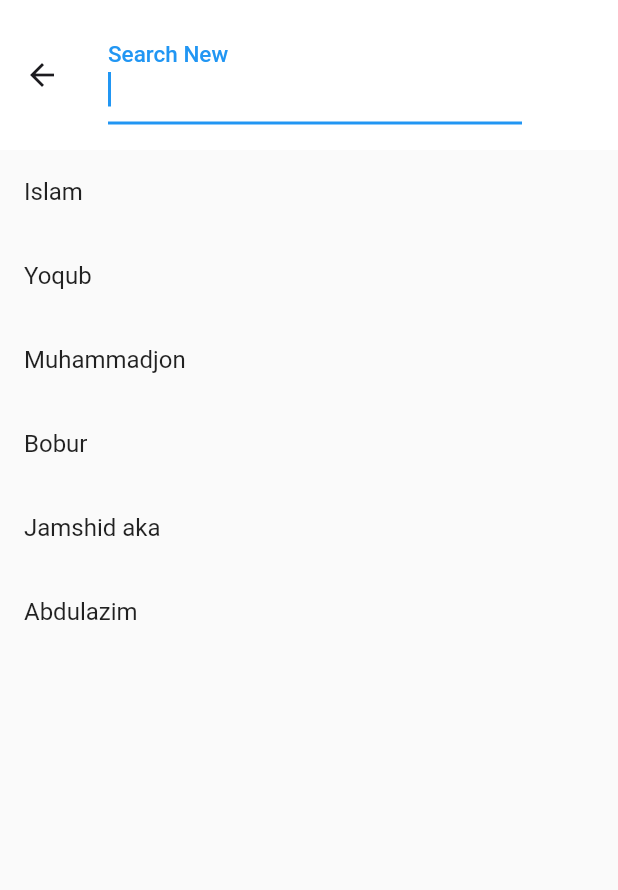
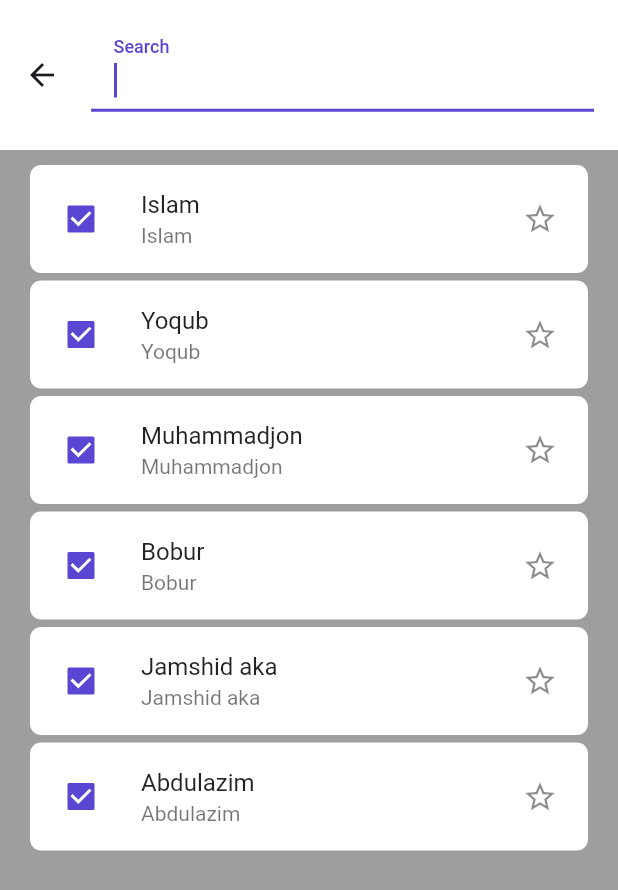
Before and after one commit to Nasibali144/todo_app, a Flutter app: the screen it shows after launch, after a tap on the "search" icon, on a phone screen of 412 x 824 dp. Shown: the top 890 px of the screen. Run offline on Flutter 3.47's test engine with Material 2 defaults, Android fonts, the phone set to English and light mode, and no system bars; our stand-ins replace lottie; missing offline and left inert: dart:ffi; accounts and stored records are empty.

Commit message:
Project ToDo: 10.06.22

```diff
--- a/lib/screens/search_screen.dart
+++ b/lib/screens/search_screen.dart
@@ -1,3 +1,6 @@
+import 'dart:ffi';
+
+import 'package:flutter/cupertino.dart';
 import 'package:flutter/material.dart';
 import 'package:todo_app/services/theme_service.dart';
 import 'package:todo_app/views/search_view.dart';
@@ -5,13 +8,7 @@ import 'package:todo_app/views/search_view.dart';
 class SearchScreen extends SearchDelegateCustom {
 
   SearchScreen() : super(
-    searchFieldLabel: "Search New",
-    // searchFieldStyle: ThemeService.textStyleSearch(),
-    searchFieldDecorationTheme: InputDecorationTheme(
-      labelStyle: ThemeService.textStyleSearch(),
-        floatingLabelBehavior: FloatingLabelBehavior.always,
-      floatingLabelStyle: ThemeService.textStyleSearch(),
-    ),
+    searchFieldLabel: "Search",
   );
 
   List<String> searchResults = [
@@ -24,15 +21,14 @@ class SearchScreen extends SearchDelegateCustom {
   ];
 
   @override
-  List<Widget>? buildActions(BuildContext context) {
-    return [
-      IconButton(
+  Widget? buildActions(BuildContext context) {
+    return IconButton(
+      color: ThemeService.colorBlack,
         onPressed: () {
           query = '';
         },
-        icon: const Icon(Icons.cancel),
-      ),
-    ];
+        icon: const Icon(CupertinoIcons.xmark,),
+      );
   }
 
   @override
@@ -42,6 +38,7 @@ class SearchScreen extends SearchDelegateCustom {
         Icons.arrow_back,
         color: ThemeService.colorBlack,
       ),
+      padding: EdgeInsets.zero,
       onPressed: () {
         Navigator.pop(context);
       },
@@ -51,11 +48,26 @@ class SearchScreen extends SearchDelegateCustom {
   @override
   Widget buildResults(BuildContext context) {
     appBarTheme(context);
+    List<String> suggestions = searchResults.where(
+          (element) {
+        final result = element.toLowerCase();
+        final input = query.toLowerCase();
+        return result.contains(input);
+      },
+    ).toList();
 
     return Center(
-      child: Text(
+      child: suggestions.isNotEmpty ?  Text(
         query,
         style: const TextStyle(fontSize: 64, fontWeight: FontWeight.bold),
+      ) : Column(
+        mainAxisSize: MainAxisSize.max,
+        mainAxisAlignment: MainAxisAlignment.center,
+        children: [
+          Text("Task not found", style: TextStyle(fontSize: 22, fontFamily: "Roboto", color: ThemeService.colorSubtitle),),
+          SizedBox(height: 10,),
+          Text("We searched high and low but couldn't find\nwhat you're looking for", style: TextStyle(fontSize: 14, fontFamily: "Roboto", color: ThemeService.colorSubtitle, fontWeight: FontWeight.w500, wordSpacing: 2.5), textAlign: TextAlign.center,)
+        ],
       ),
     );
   }
@@ -70,14 +82,30 @@ class SearchScreen extends SearchDelegateCustom {
       },
     ).toList();
     return ListView.builder(
+
         itemCount: suggestions.length,
+        padding: EdgeInsets.symmetric(vertical: 5),
         itemBuilder: (context, index) {
           final suggestion = suggestions[index];
-          return ListTile(
-            title: Text(suggestion),
-            onTap: () {
-              query = suggestion;
-            },
+          return Container(
+            alignment: Alignment.center,
+            margin: const EdgeInsets.only(top: 5, left: 20, right: 20),
+            child: ListTile(
+              contentPadding: EdgeInsets.only(bottom: 0, top: 0, left: 10, right: 20),
+              shape: RoundedRectangleBorder(borderRadius: BorderRadius.circular(7.5)),
+              leading: Checkbox(
+                onChanged: (value) {},
+                activeColor: ThemeService.colorMain,
+                value: true,
+              ),
+              tileColor: ThemeService.colorBackgroundLight,
+              title: Text(suggestion),
+              subtitle: Text(suggestion),
+              onTap: () {
+                query = suggestion;
+              },
+              trailing: Icon(Icons.star_outline),
+            ),
           );
         });
   }
--- a/lib/services/theme_service.dart
+++ b/lib/services/theme_service.dart
@@ -63,7 +63,7 @@ class ThemeService {
   /// Size: 12, color: 5946D2, w: 500, H: 20
   static TextStyle textStyleSearch({double? letterSpacing, Color? color}) {
     return TextStyle(
-      fontSize: 12,
+      fontSize: 16,
       color: color ?? colorMain,
       fontFamily: "Roboto",
       fontWeight: FontWeight.w500,
--- a/lib/views/search_view.dart
+++ b/lib/views/search_view.dart
@@ -1,4 +1,5 @@
 import 'package:flutter/material.dart';
+import 'package:todo_app/services/theme_service.dart';
 
 Future<T?> showSearchCustom<T>({
   required BuildContext context,
@@ -32,7 +33,7 @@ abstract class SearchDelegateCustom<T> {
 
   Widget? buildLeading(BuildContext context);
 
-  List<Widget>? buildActions(BuildContext context);
+  Widget? buildActions(BuildContext context);
 
   PreferredSizeWidget? buildBottom(BuildContext context) => null;
 
@@ -68,7 +69,7 @@ abstract class SearchDelegateCustom<T> {
   }
 
   void showResults(BuildContext context) {
-    _focusNode?.unfocus();
+    _focusNode?.requestFocus();
     _currentBody = _SearchBody.results;
   }
 
@@ -317,9 +318,25 @@ class _SearchPageState<T> extends State<_SearchPage<T>> {
       child: Theme(
         data: theme,
         child: Scaffold(
+          backgroundColor: Colors.grey,
           appBar: AppBar(
-            leading: widget.delegate.buildLeading(context),
-            title: TextField(
+            automaticallyImplyLeading: false,
+
+            title: Row(
+              mainAxisSize: MainAxisSize.min,
+
+              children: [
+                Expanded(
+                  flex: 1,
+                    child: widget.delegate.buildLeading(context)!,
+                ),
+                const Expanded(
+                  flex: 1,
+                  child: SizedBox(),
+                ),
+                Expanded(
+                  flex: 15,
+                  child: TextField(
                     controller: widget.delegate._queryTextController,
                     focusNode: focusNode,
                     style: theme.textTheme.headline6,
@@ -328,9 +345,21 @@ class _SearchPageState<T> extends State<_SearchPage<T>> {
                     onSubmitted: (String _) {
                       widget.delegate.showResults(context);
                     },
-              decoration: InputDecoration(labelText: searchFieldLabel),
+                    cursorColor: ThemeService.colorMain,
+                    decoration: InputDecoration(
+                      contentPadding: EdgeInsets.only(left: 15, bottom: 10),
+                      suffixIcon: widget.delegate._queryTextController.text.isNotEmpty ? widget.delegate.buildActions(context) : null,
+                      labelText: searchFieldLabel,
+                      labelStyle: ThemeService.textStyleSearch(),
+                      floatingLabelBehavior: FloatingLabelBehavior.always,
+                      floatingLabelStyle: ThemeService.textStyleSearch(),
+                      focusedBorder: const UnderlineInputBorder(borderSide: BorderSide(width: 2, color: ThemeService.colorMain)),
                     ),
-            actions: widget.delegate.buildActions(context),
+                  ),
+                ),
+              ],
+            ),
+            // actions: widget.delegate.buildActions(context),
             bottom: widget.delegate.buildBottom(context),
           ),
           body: AnimatedSwitcher(
```
Lines whose indentation alone changed are shown as unchanged.
